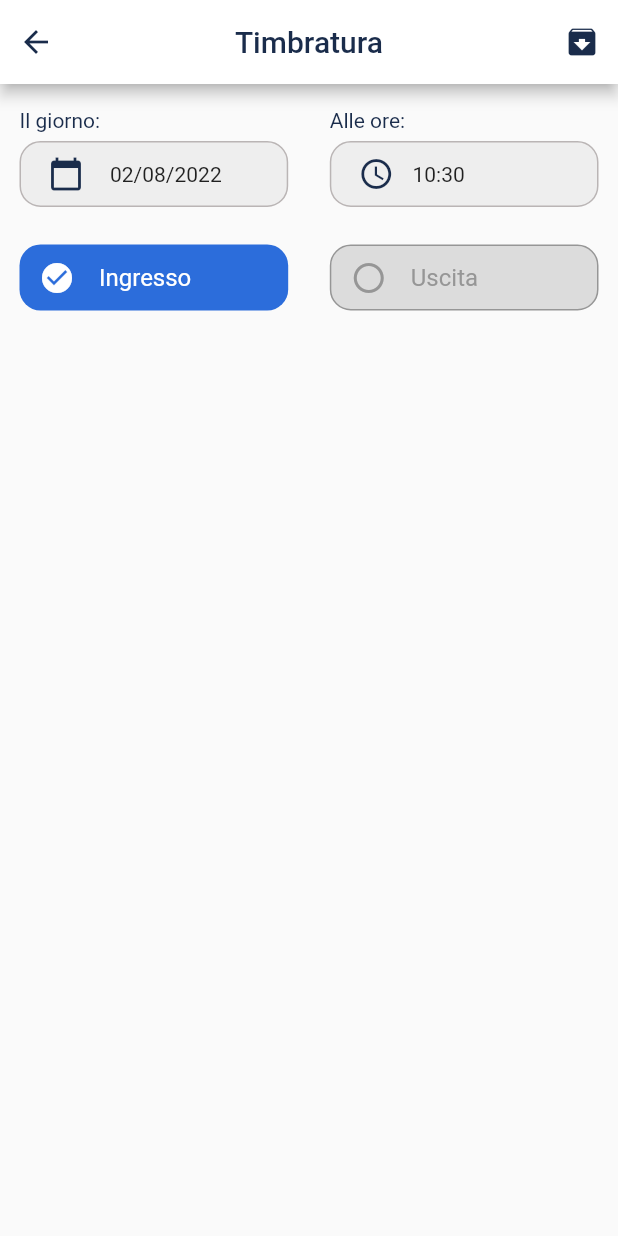
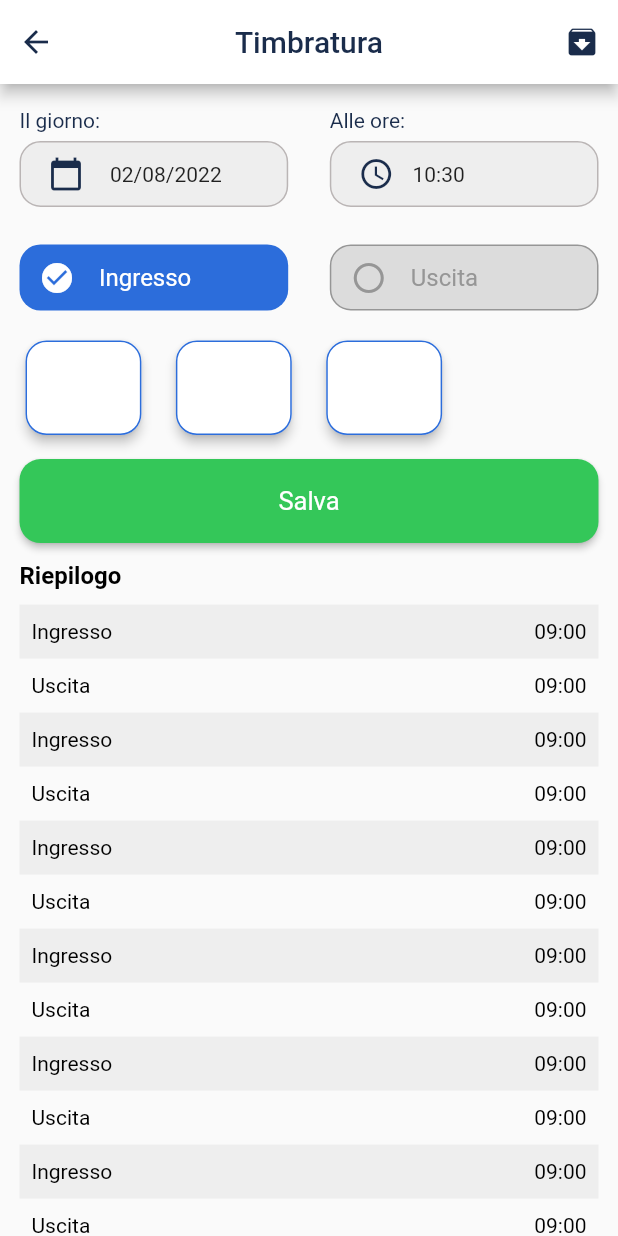
Before and after one commit to danisebastio97/SmartSynclab, a Flutter app: the screen it shows after launch, after a tap on "Login", after a tap on "Timbratura", on a phone screen of 412 x 824 dp. Run offline on Flutter 3.47's test engine with Material 2 defaults, Android fonts, the phone set to English and light mode, and no system bars; our stand-ins replace flutter_svg.

Commit message:
creata attendance view

```diff
--- a/lib/commons/global/strings.dart
+++ b/lib/commons/global/strings.dart
@@ -18,3 +18,6 @@ const String dayPlaceHolder = "Il giorno:";
 const String hourPlaceHolder = "Alle ore:";
 const String entrance = "Ingresso";
 const String leaving = "Uscita";
+const String save = "Salva";
+const String summary = "Riepilogo";
+const String totalHours = "Totale ore";
--- /dev/null
+++ b/lib/commons/global/utils/disable_scroll_glow_behavior.dart
@@ -0,0 +1,9 @@
+import 'package:flutter/cupertino.dart';
+
+class DisableScrollGlowBehavior extends ScrollBehavior {
+  @override
+  Widget buildViewportChrome(
+      BuildContext context, Widget child, AxisDirection axisDirection) {
+    return child;
+  }
+}
--- /dev/null
+++ b/lib/commons/widgets/attendance/attendance_bottom_container.dart
@@ -0,0 +1,69 @@
+import 'package:flutter/material.dart';
+import 'package:smart_synclab/commons/global/colors.dart';
+import 'package:smart_synclab/commons/global/utils/disable_scroll_glow_behavior.dart';
+
+import '../../global/strings.dart';
+
+class AttendanceBottomContainer extends StatefulWidget {
+  const AttendanceBottomContainer({Key? key, required this.listAttendances})
+      : super(key: key);
+  final List<String> listAttendances;
+
+  @override
+  State<AttendanceBottomContainer> createState() =>
+      _AttendanceBottomContainerState();
+}
+
+class _AttendanceBottomContainerState extends State<AttendanceBottomContainer> {
+  @override
+  Widget build(BuildContext context) {
+    return Column(children: [
+      const Align(
+          alignment: AlignmentDirectional.topStart,
+          child: Text(summary,
+              style: TextStyle(
+                  fontSize: 16, color: black, fontWeight: FontWeight.bold))),
+      const SizedBox(height: 10),
+      ScrollConfiguration(
+          behavior: DisableScrollGlowBehavior(),
+          child: ListView.builder(
+            physics: const NeverScrollableScrollPhysics(),
+              shrinkWrap: true,
+              itemCount: widget.listAttendances.length,
+              itemBuilder: (BuildContext context, int position) {
+                return getRow(position);
+              })),
+      const SizedBox(height: 10),
+      Row(mainAxisAlignment: MainAxisAlignment.spaceBetween, children: const [
+        Text(totalHours,
+            style: TextStyle(
+                fontSize: 16, color: black, fontWeight: FontWeight.bold)),
+        Text("08:00",
+            style: TextStyle(
+                fontSize: 16, color: black, fontWeight: FontWeight.bold))
+      ])
+    ]);
+  }
+
+  Column getRow(int i) {
+    return Column(children: [
+      Container(
+          color: (i % 2 == 0) ? lightGrey : Colors.transparent,
+          child:
+              Row(mainAxisAlignment: MainAxisAlignment.spaceBetween, children: [
+            Container(
+              alignment: Alignment.center,
+              height: 36,
+              padding: const EdgeInsets.only(left: 8),
+              child: Text((i % 2 == 0) ? entrance : leaving,
+                  style: const TextStyle(color: black)),
+            ),
+            Container(
+                alignment: Alignment.center,
+                height: 36,
+                padding: const EdgeInsets.only(right: 8),
+                child: const Text("09:00", style: TextStyle(color: black))),
+          ]))
+    ]);
+  }
+}
--- /dev/null
+++ b/lib/commons/widgets/attendance/card_location.dart
@@ -0,0 +1,20 @@
+import 'package:flutter/material.dart';
+import 'package:smart_synclab/commons/global/colors.dart';
+
+class CardLocation extends StatefulWidget {
+  const CardLocation({Key? key}) : super(key: key);
+
+  @override
+  State<CardLocation> createState() => _CardLocationState();
+}
+
+class _CardLocationState extends State<CardLocation> {
+  @override
+  Widget build(BuildContext context) {
+    return Card(
+        elevation: 3,
+        shape: RoundedRectangleBorder(
+            borderRadius: BorderRadius.circular(14),
+            side: const BorderSide(width: 1, color: blue)));
+  }
+}
--- /dev/null
+++ b/lib/commons/widgets/attendance/grid_locations.dart
@@ -0,0 +1,38 @@
+import 'package:flutter/material.dart';
+
+import '../../global/utils/disable_scroll_glow_behavior.dart';
+import 'card_location.dart';
+
+class GridLocations extends StatefulWidget {
+  GridLocations({Key? key}) : super(key: key);
+  final List<String> locationsList = ["Prova", "Ciao", "Ciao"];
+
+  @override
+  State<GridLocations> createState() => _GridLocationsState();
+}
+
+class _GridLocationsState extends State<GridLocations> {
+  List<Widget> getGridElement() {
+    List<Widget> cardGridList = [];
+    for (var location in widget.locationsList) {
+      CardLocation cardLocation = const CardLocation();
+      cardGridList.add(cardLocation);
+    }
+    return cardGridList;
+  }
+
+  @override
+  Widget build(BuildContext context) {
+    return ScrollConfiguration(
+        behavior: DisableScrollGlowBehavior(),
+        child: GridView.count(
+          physics: const NeverScrollableScrollPhysics(),
+          crossAxisCount: 4,
+          mainAxisSpacing: 15,
+          crossAxisSpacing: 15,
+          childAspectRatio: 1.2,
+          shrinkWrap: true,
+          children: getGridElement(),
+        ));
+  }
+}
--- a/lib/commons/widgets/global/button.dart
+++ b/lib/commons/widgets/global/custom_button.dart
@@ -1,8 +1,8 @@
 import 'package:flutter/material.dart';
 import 'package:smart_synclab/commons/global/colors.dart';
 
-class Button extends StatefulWidget {
-  const Button(
+class CustomButton extends StatefulWidget {
+  const CustomButton(
       {Key? key,
       required this.buttonColor,
       required this.buttonText,
@@ -13,10 +13,10 @@ class Button extends StatefulWidget {
   final void Function()? onPress;
 
   @override
-  State<Button> createState() => _ButtonState();
+  State<CustomButton> createState() => _CustomButtonState();
 }
 
-class _ButtonState extends State<Button> {
+class _CustomButtonState extends State<CustomButton> {
   @override
   Widget build(BuildContext context) {
     return SizedBox(
--- a/lib/commons/widgets/home/card_feature.dart
+++ b/lib/commons/widgets/home/card_feature.dart
@@ -21,7 +21,7 @@ class _CardFeatureState extends State<CardFeature> {
         child: Card(
             elevation: 3,
             shape: RoundedRectangleBorder(
-              borderRadius: BorderRadius.circular(14),
+              borderRadius: BorderRadius.circular(14)
             ),
             child: Container(
                 alignment: Alignment.topLeft,
--- a/lib/commons/widgets/home/selection_feature_list.dart
+++ b/lib/commons/widgets/home/selection_feature_list.dart
@@ -1,9 +1,11 @@
 import 'package:flutter/material.dart';
+import 'package:smart_synclab/commons/global/utils/disable_scroll_glow_behavior.dart';
 
 import 'card_feature.dart';
 
 class SelectionFeatureList extends StatefulWidget {
-  const SelectionFeatureList({Key? key, required this.onCardFeatureClicked}) : super(key: key);
+  const SelectionFeatureList({Key? key, required this.onCardFeatureClicked})
+      : super(key: key);
   final Function() onCardFeatureClicked;
 
   @override
@@ -15,14 +17,18 @@ class _SelectionFeatureListState extends State<SelectionFeatureList> {
 
   @override
   Widget build(BuildContext context) {
-    return ListView.builder(
-        itemCount: listFeatures.length,
-        itemBuilder: (BuildContext context, int position) {
-          return getRow(position);
-        });
+    return ScrollConfiguration(
+        behavior: DisableScrollGlowBehavior(),
+        child: ListView.builder(
+            itemCount: listFeatures.length,
+            itemBuilder: (BuildContext context, int position) {
+              return getRow(position);
+            }));
   }
 
   CardFeature getRow(int i) {
-    return CardFeature(listFeatures: listFeatures, onCardFeatureClicked: widget.onCardFeatureClicked);
+    return CardFeature(
+        listFeatures: listFeatures,
+        onCardFeatureClicked: widget.onCardFeatureClicked);
   }
 }
--- a/lib/commons/widgets/login/login_text_field_container.dart
+++ b/lib/commons/widgets/login/login_text_field_container.dart
@@ -18,7 +18,11 @@ class LoginTextFieldContainer extends StatelessWidget {
         Container(
             alignment: Alignment.centerRight,
             child: TextButton(
-                onPressed: () {}, child: const Text(forgottenPassword)))
+                onPressed: () {},
+                child: const Text(
+                  forgottenPassword,
+                  style: TextStyle(color: blue),
+                )))
       ],
     );
   }
--- a/lib/main.dart
+++ b/lib/main.dart
@@ -1,5 +1,7 @@
 import 'package:flutter/material.dart';
-import 'package:smart_synclab/view/login/login_page_view.dart';
+import 'package:flutter/services.dart';
+import 'package:smart_synclab/commons/global/colors.dart';
+import 'package:smart_synclab/view/login/login_view.dart';
 
 void main() {
   runApp(const MyApp());
@@ -10,9 +12,11 @@ class MyApp extends StatelessWidget {
 
   @override
   Widget build(BuildContext context) {
+    SystemChrome.setSystemUIOverlayStyle(
+        const SystemUiOverlayStyle(statusBarColor: blue));
     return const MaterialApp(
       debugShowCheckedModeBanner: false,
-      home: LoginPageView(),
+      home: LoginView(),
     );
   }
 }
--- a/lib/view/attendance/attendance.dart
+++ /dev/null
@@ -1,41 +0,0 @@
-import 'package:flutter/material.dart';
-import 'package:smart_synclab/commons/global/strings.dart';
-import 'package:smart_synclab/commons/widgets/attendance/date_hour_text_field_container.dart';
-
-import '../../commons/widgets/attendance/button_checked.dart';
-import '../../commons/widgets/attendance/button_unchecked.dart';
-import '../../commons/widgets/global/global_app_bar.dart';
-
-class Attendance extends StatefulWidget {
-  const Attendance({Key? key}) : super(key: key);
-
-  @override
-  State<Attendance> createState() => _AttendanceState();
-}
-
-class _AttendanceState extends State<Attendance> {
-  @override
-  Widget build(BuildContext context) {
-    return Scaffold(
-      appBar: GlobalAppBar(label: attendance, isLogout: false),
-      body: Container(
-        padding: const EdgeInsets.only(left: 13, right: 13, top: 16),
-        child: Column(
-          children: [
-            const DateHourTextField(),
-            const SizedBox(height: 25),
-            Row(
-              mainAxisAlignment: MainAxisAlignment.spaceBetween,
-              children: const [
-                ButtonChecked(
-                  label: entrance,
-                ),
-                ButtonUnchecked(label: leaving)
-              ],
-            )
-          ],
-        ),
-      ),
-    );
-  }
-}
--- /dev/null
+++ b/lib/view/attendance/attendance_view.dart
@@ -0,0 +1,77 @@
+import 'package:flutter/material.dart';
+import 'package:smart_synclab/commons/global/colors.dart';
+import 'package:smart_synclab/commons/global/strings.dart';
+import 'package:smart_synclab/commons/widgets/attendance/attendance_bottom_container.dart';
+import 'package:smart_synclab/commons/widgets/attendance/date_hour_text_field_container.dart';
+import 'package:smart_synclab/commons/widgets/attendance/grid_locations.dart';
+import 'package:smart_synclab/commons/widgets/global/custom_button.dart';
+
+import '../../commons/global/utils/disable_scroll_glow_behavior.dart';
+import '../../commons/widgets/attendance/button_checked.dart';
+import '../../commons/widgets/attendance/button_unchecked.dart';
+import '../../commons/widgets/global/global_app_bar.dart';
+
+class AttendanceView extends StatefulWidget {
+  const AttendanceView({Key? key}) : super(key: key);
+
+  @override
+  State<AttendanceView> createState() => _AttendanceViewState();
+}
+
+class _AttendanceViewState extends State<AttendanceView> {
+  @override
+  Widget build(BuildContext context) {
+    return Scaffold(
+      appBar: GlobalAppBar(label: attendance, isLogout: false),
+      body: ScrollConfiguration(
+        behavior: DisableScrollGlowBehavior(),
+        child: SingleChildScrollView(
+          scrollDirection: Axis.vertical,
+          child: Container(
+            padding: const EdgeInsets.only(left: 13, right: 13, top: 16),
+            child: Column(children: [
+              const DateHourTextField(),
+              const SizedBox(height: 25),
+              Row(
+                mainAxisAlignment: MainAxisAlignment.spaceBetween,
+                children: const [
+                  ButtonChecked(
+                    label: entrance,
+                  ),
+                  ButtonUnchecked(label: leaving),
+                ],
+              ),
+              const SizedBox(height: 16),
+              GridLocations(),
+              const SizedBox(height: 12),
+              CustomButton(
+                  buttonColor: green, buttonText: save, onPress: () {}),
+              const SizedBox(height: 12),
+              const AttendanceBottomContainer(
+                listAttendances: [
+                  "",
+                  "",
+                  "",
+                  "",
+                  "",
+                  "",
+                  "",
+                  "",
+                  "",
+                  "",
+                  "",
+                  "",
+                  "",
+                  "",
+                  "",
+                  ""
+                ],
+              ),
+              const SizedBox(height: 16)
+            ]),
+          ),
+        ),
+      ),
+    );
+  }
+}
--- a/lib/view/home/home_view.dart
+++ b/lib/view/home/home_view.dart
@@ -1,7 +1,8 @@
 import 'package:flutter/material.dart';
+import 'package:flutter/services.dart';
 import 'package:smart_synclab/commons/widgets/home/home_app_bar.dart';
-import 'package:smart_synclab/view/attendance/attendance.dart';
-import 'package:smart_synclab/view/profile/profile.dart';
+import 'package:smart_synclab/view/attendance/attendance_view.dart';
+import 'package:smart_synclab/view/profile/profile_view.dart';
 
 import '../../commons/widgets/home/selection_feature_list.dart';
 
@@ -30,12 +31,12 @@ class _HomeViewState extends State<HomeView> {
 
   onCardFeatureClicked() {
     Navigator.push(
-        context, MaterialPageRoute(builder: (context) => const Attendance()));
+        context, MaterialPageRoute(builder: (context) => const AttendanceView()));
   }
 
   onProfileClicked() {
     Navigator.push(
-        context, MaterialPageRoute(builder: (context) => const Profile()));
+        context, MaterialPageRoute(builder: (context) => const ProfileView()));
   }
 
 }
--- a/lib/view/login/login_page_view.dart
+++ b/lib/view/login/login_view.dart
@@ -1,21 +1,21 @@
 import 'package:flutter/material.dart';
 import 'package:smart_synclab/commons/global/colors.dart';
 import 'package:smart_synclab/commons/global/strings.dart';
-import 'package:smart_synclab/commons/widgets/global/button.dart';
+import 'package:smart_synclab/commons/widgets/global/custom_button.dart';
 import 'package:smart_synclab/commons/widgets/login/login_text_field_container.dart';
 import 'package:smart_synclab/view/home/home_view.dart';
 
 import '../../commons/global/global.dart';
 import '../../commons/widgets/global/logo.dart';
 
-class LoginPageView extends StatefulWidget {
-  const LoginPageView({Key? key}) : super(key: key);
+class LoginView extends StatefulWidget {
+  const LoginView({Key? key}) : super(key: key);
 
   @override
-  State<LoginPageView> createState() => _LoginPageViewState();
+  State<LoginView> createState() => _LoginViewState();
 }
 
-class _LoginPageViewState extends State<LoginPageView> {
+class _LoginViewState extends State<LoginView> {
   @override
   Widget build(BuildContext context) {
     width = MediaQuery.of(context).size.width;
@@ -28,7 +28,7 @@ class _LoginPageViewState extends State<LoginPageView> {
                 children: [
                   const Logo(title: welcome),
                   const LoginTextFieldContainer(),
-                  Button(
+                  CustomButton(
                     buttonColor: blue,
                     buttonText: login,
                     onPress: () {
--- a/lib/view/profile/profile.dart
+++ b/lib/view/profile/profile_view.dart
@@ -6,14 +6,14 @@ import 'package:smart_synclab/commons/widgets/profile/profile_outlined_button.da
 
 import '../../commons/widgets/profile/profile_text_field_container.dart';
 
-class Profile extends StatefulWidget {
-  const Profile({Key? key}) : super(key: key);
+class ProfileView extends StatefulWidget {
+  const ProfileView({Key? key}) : super(key: key);
 
   @override
-  State<Profile> createState() => _ProfileState();
+  State<ProfileView> createState() => _ProfileViewState();
 }
 
-class _ProfileState extends State<Profile> {
+class _ProfileViewState extends State<ProfileView> {
   @override
   Widget build(BuildContext context) {
     return Scaffold(
```
